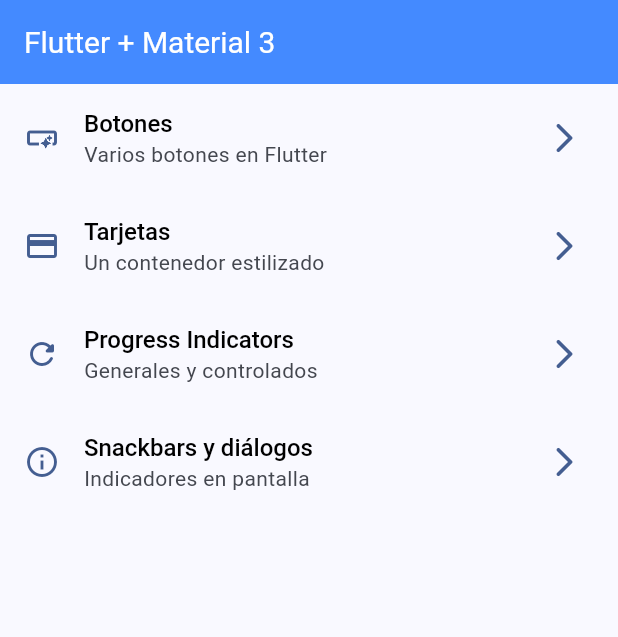
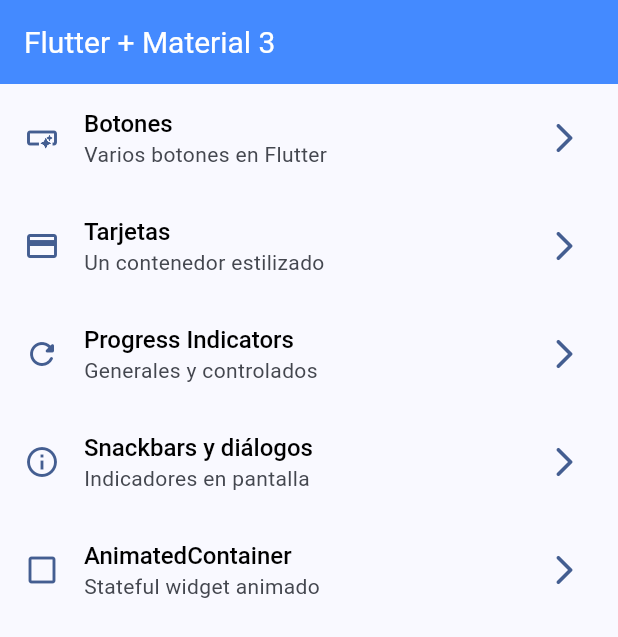
Before and after one commit to oscar-coronel-student/flutter_widgets_app, a Flutter app: the screen it shows after launch, on a phone screen of 412 x 824 dp. Shown: the top 637 px of the screen. Run offline on Flutter 3.47's test engine with Material 3 defaults, Android fonts, the phone set to English and light mode, and no system bars; our stand-ins replace go_router.

Commit message:
animated container terminado

```diff
--- a/lib/config/menu/menu_items.dart
+++ b/lib/config/menu/menu_items.dart
@@ -1,4 +1,5 @@
 import 'package:flutter/material.dart';
+import 'package:widgets_app/presentation/screens/animated_screen.dart';
 import 'package:widgets_app/presentation/screens/button_screen.dart';
 import 'package:widgets_app/presentation/screens/card_screen.dart';
 import 'package:widgets_app/presentation/screens/progress_screen.dart';
@@ -51,5 +52,12 @@
     link: '/snackbar',
     icon: Icons.info_outline,
     routeName: SnackbarScreen.routeName
-  )
+  ),
+  MenuItems(
+    title: 'AnimatedContainer',
+    subtitle: 'Stateful widget animado',
+    link: '/animated',
+    icon: Icons.check_box_outline_blank_outlined,
+    routeName: AnimatedScreen.routeName
+  ),
 ];
--- a/lib/config/router/app_router.dart
+++ b/lib/config/router/app_router.dart
@@ -1,4 +1,5 @@
 import 'package:go_router/go_router.dart';
+import 'package:widgets_app/presentation/screens/animated_screen.dart';
 
 import 'package:widgets_app/presentation/screens/home_screen.dart';
 import 'package:widgets_app/presentation/screens/button_screen.dart';
@@ -35,6 +36,11 @@
       path: '/snackbar',
       name: SnackbarScreen.routeName,
       builder: (context, state) => const SnackbarScreen(),
+    ),
+    GoRoute(
+      path: '/animated',
+      name: AnimatedScreen.routeName,
+      builder: (context, state) => const AnimatedScreen(),
     )
   ],
 );
```
Also changed, not shown: lib/presentation/screens/animated_screen.dart (+79 -3 lines).
